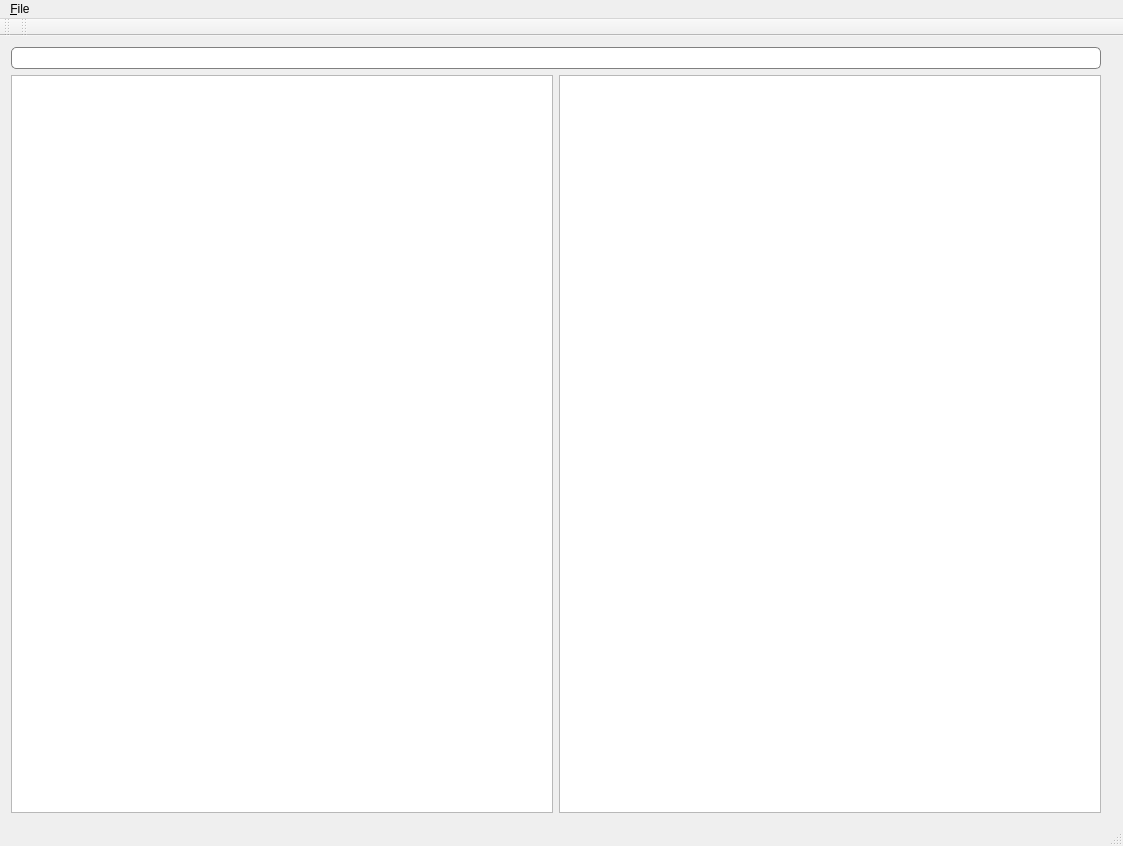
pbek/QOwnNotes, file src/mainwindow.ui: the form before one commit.
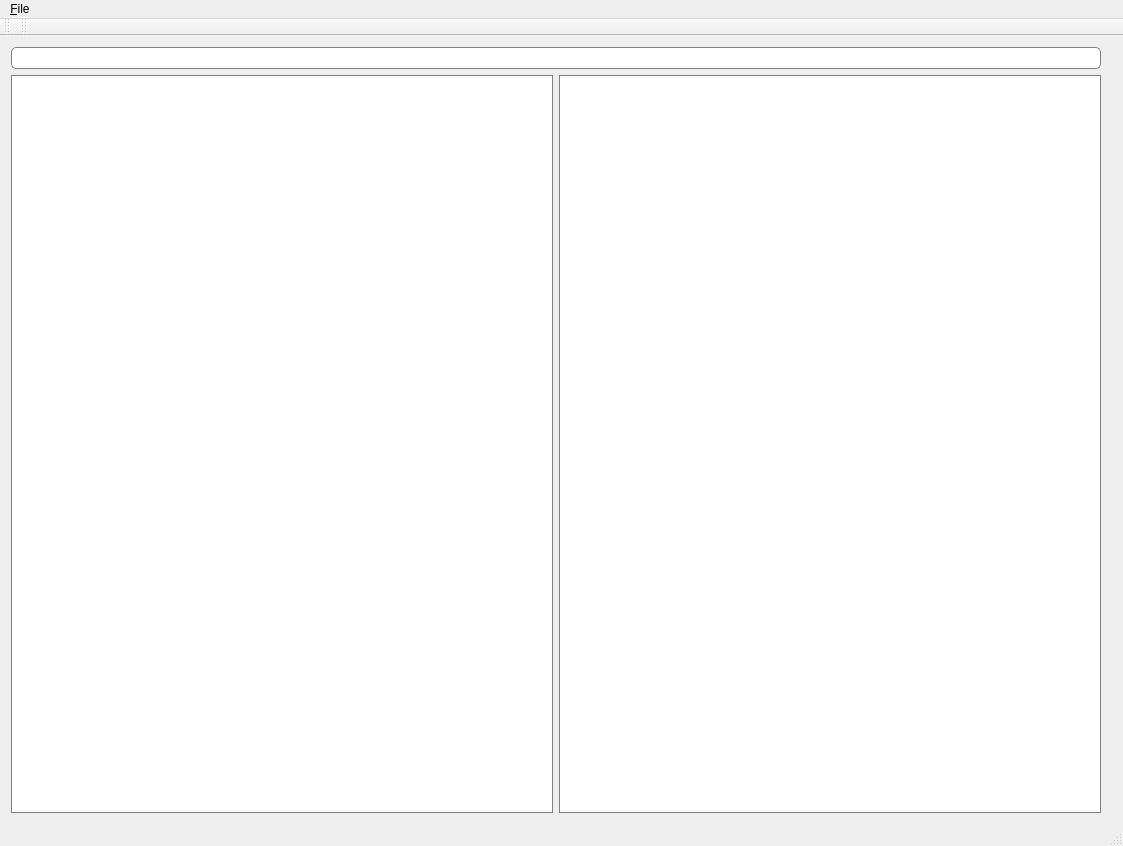
The form after the commit. Icons and pictures are not drawn.

Diff of the .ui file:
```diff
--- a/src/mainwindow.ui
+++ b/src/mainwindow.ui
@@ -38,6 +38,12 @@
       </property>
       <item row="1" column="1">
        <widget class="QTextEdit" name="noteTextEdit">
+        <property name="styleSheet">
+         <string notr="true">* {
+	border: 1px solid gray;
+}
+</string>
+        </property>
         <property name="html">
          <string>&lt;!DOCTYPE HTML PUBLIC &quot;-//W3C//DTD HTML 4.0//EN&quot; &quot;http://www.w3.org/TR/REC-html40/strict.dtd&quot;&gt;
 &lt;html&gt;&lt;head&gt;&lt;meta name=&quot;qrichtext&quot; content=&quot;1&quot; /&gt;&lt;style type=&quot;text/css&quot;&gt;
@@ -48,7 +54,14 @@
        </widget>
       </item>
       <item row="1" column="0">
-       <widget class="QListWidget" name="notesListWidget"/>
+       <widget class="QListWidget" name="notesListWidget">
+        <property name="styleSheet">
+         <string notr="true">QListWidget {
+	border: 1px solid gray;
+}
+</string>
+        </property>
+       </widget>
       </item>
       <item row="0" column="0" colspan="2">
        <widget class="QLineEdit" name="searchLineEdit">
```
